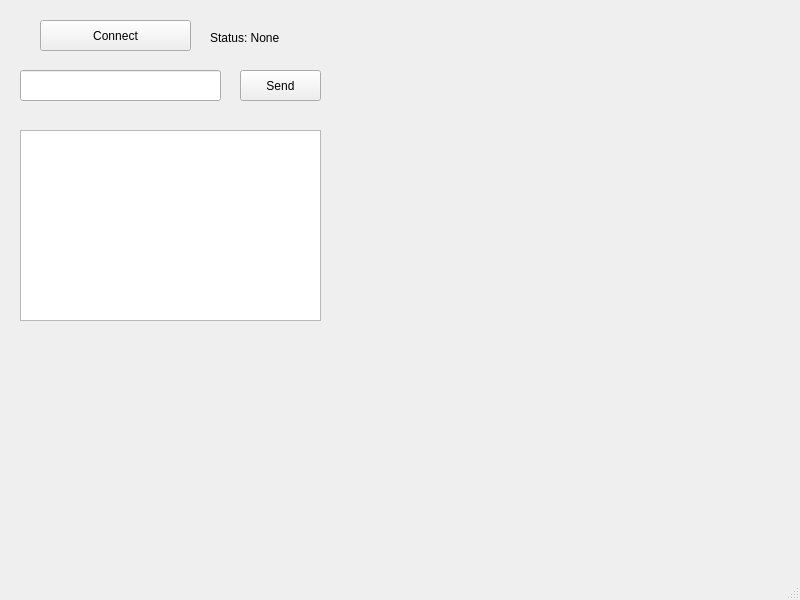
Above: StudyRoom_client/mainclient.ui from kimmingun92/Study_Room before the change. Below: the same form after it.
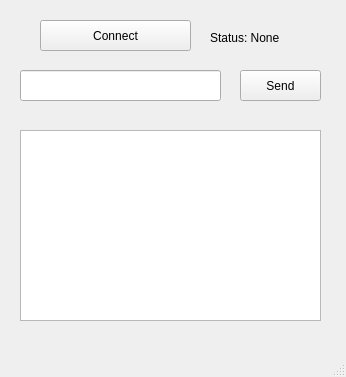
That is the form after the change.

The edit to the form file:
```diff
--- a/StudyRoom_client/mainclient.ui
+++ b/StudyRoom_client/mainclient.ui
@@ -6,8 +6,8 @@
    <rect>
     <x>0</x>
     <y>0</y>
-    <width>800</width>
-    <height>600</height>
+    <width>346</width>
+    <height>377</height>
    </rect>
   </property>
   <property name="windowTitle">
```
Left out of the diff: 2 changed lines with no effect on the pictures.
